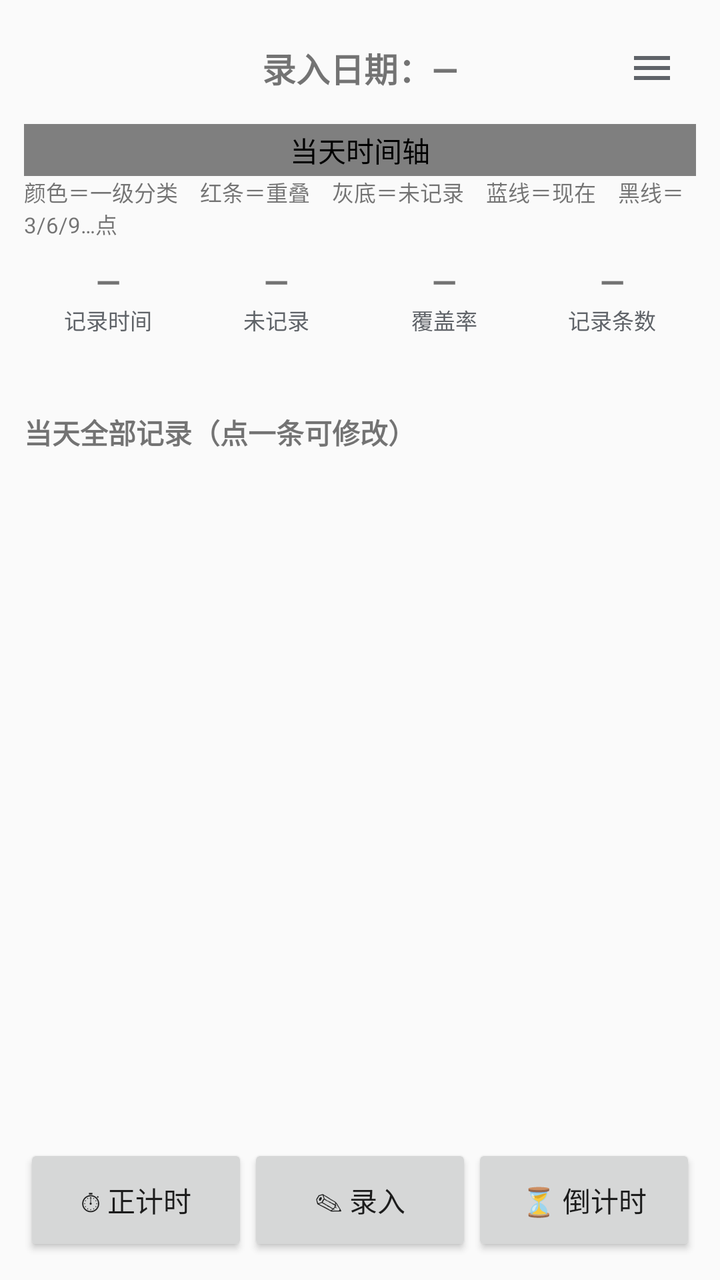
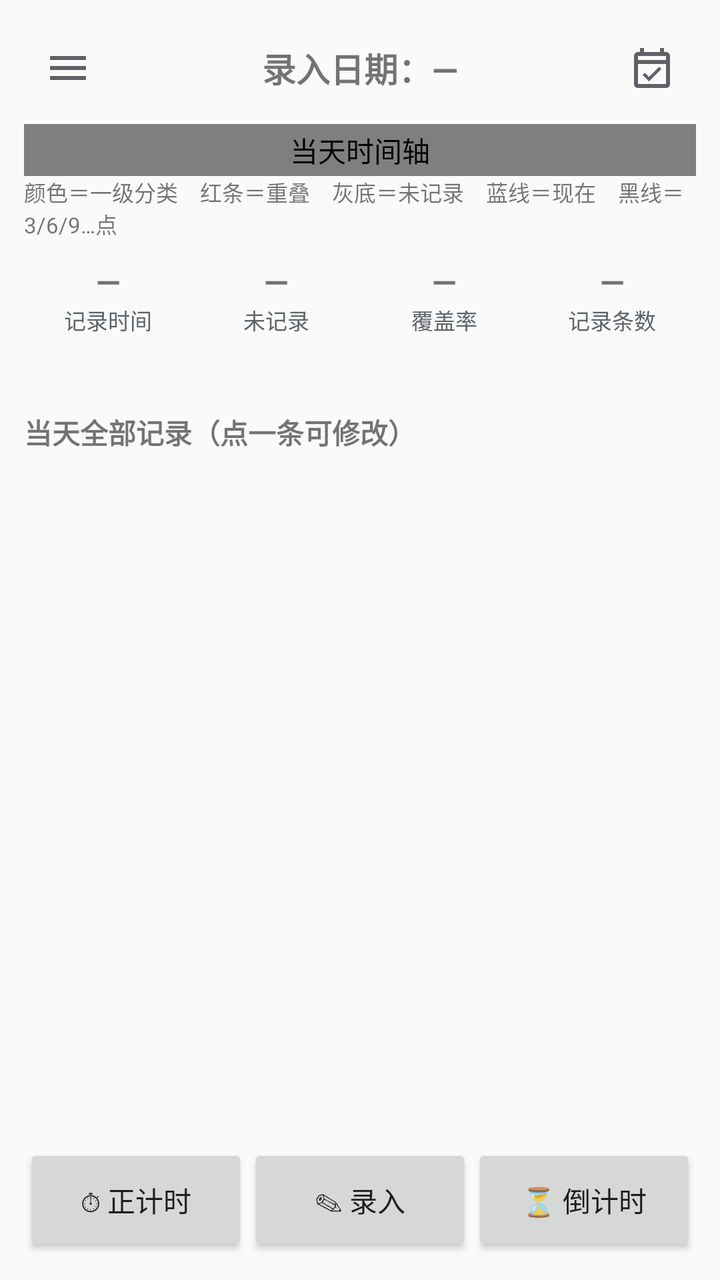

Compare the two renders of this Android layout. The source of the first and the diff that turns it into the second are given below.
<!-- AndroidManifest.xml: application theme AppTheme -->
<!-- res/layout/activity_main.xml -->
<?xml version="1.0" encoding="utf-8"?>
<FrameLayout xmlns:android="http://schemas.android.com/apk/res/android"
    android:layout_width="match_parent"
    android:layout_height="match_parent">

    
    <LinearLayout
        android:layout_width="match_parent"
        android:layout_height="match_parent"
        android:orientation="vertical"
        android:padding="12dp">

        
        <FrameLayout
            android:layout_width="match_parent"
            android:layout_height="wrap_content">

            <TextView
                android:id="@+id/tvStatsDate"
                android:layout_width="wrap_content"
                android:layout_height="wrap_content"
                android:layout_gravity="center"
                android:background="?attr/selectableItemBackground"
                android:clickable="true"
                android:focusable="true"
                android:paddingStart="8dp"
                android:paddingTop="6dp"
                android:paddingEnd="8dp"
                android:paddingBottom="6dp"
                android:text="录入日期：—"
                android:textSize="17sp"
                android:textStyle="bold" />

            <ImageButton
                android:id="@+id/btnSettings"
                android:layout_width="44dp"
                android:layout_height="44dp"
                android:layout_gravity="end|center_vertical"
                android:background="?attr/selectableItemBackgroundBorderless"
                android:contentDescription="设置"
                android:padding="10dp"
                android:src="@drawable/ic_settings" />
        </FrameLayout>

        
        <FrameLayout
            android:id="@+id/contentFrame"
            android:layout_width="match_parent"
            android:layout_height="0dp"
            android:layout_weight="1">

            
            <LinearLayout
                android:id="@+id/neighborPage"
                android:layout_width="match_parent"
                android:layout_height="match_parent"
                android:orientation="vertical"
                android:background="?android:attr/windowBackground"
                android:visibility="gone"
                android:paddingTop="0dp">

                
                <TextView
                    android:id="@+id/tvNeighborDate"
                    android:layout_width="match_parent"
                    android:layout_height="wrap_content"
                    android:gravity="center"
                    android:paddingBottom="4dp"
                    android:textSize="15sp"
                    android:textStyle="bold"
                    android:visibility="gone" />

                <com.example.timelog.ui.TimelineView
                    android:id="@+id/neighborTimeline"
                    android:layout_width="match_parent"
                    android:layout_height="26dp"
                    android:layout_marginTop="6dp" />

                <TextView
                    android:id="@+id/tvNeighborRecords"
                    android:layout_width="match_parent"
                    android:layout_height="wrap_content"
                    android:paddingStart="12dp"
                    android:paddingEnd="12dp"
                    android:paddingTop="10dp"
                    android:textSize="13sp"
                    android:lineSpacingExtra="4dp" />
            </LinearLayout>

            <ScrollView
                android:id="@+id/contentScroll"
                android:layout_width="match_parent"
                android:layout_height="match_parent"
                android:fillViewport="true">

            
            <LinearLayout
                android:id="@+id/contentRoot"
                android:layout_width="match_parent"
                android:layout_height="wrap_content"
                android:background="?android:attr/windowBackground"
                android:orientation="vertical">

                
                
                <com.example.timelog.ui.TimelineView
                    android:id="@+id/timeline"
                    android:layout_width="match_parent"
                    android:layout_height="26dp"
                    android:layout_marginTop="6dp"
                    android:contentDescription="当天时间轴" />

                <TextView
                    android:id="@+id/tvTimelineLegend"
                    android:layout_width="match_parent"
                    android:layout_height="wrap_content"
                    android:paddingBottom="2dp"
                    android:text="颜色＝一级分类　红条＝重叠　灰底＝未记录　蓝线＝现在　黑线＝3/6/9…点"
                    android:textSize="11sp" />

                
                <LinearLayout
                    android:layout_width="match_parent"
                    android:layout_height="wrap_content"
                    android:layout_marginTop="8dp"
                    android:baselineAligned="false"
                    android:orientation="horizontal">

                    <LinearLayout
                        android:layout_width="0dp"
                        android:layout_height="wrap_content"
                        android:layout_weight="1"
                        android:orientation="vertical">

                        <TextView
                            android:id="@+id/tvStatRecord"
                            android:layout_width="match_parent"
                            android:layout_height="wrap_content"
                            android:gravity="center"
                            android:text="—"
                            android:textSize="16sp"
                            android:textStyle="bold" />

                        <TextView
                            android:layout_width="match_parent"
                            android:layout_height="wrap_content"
                            android:gravity="center"
                            android:text="记录时间"
                            android:textColor="#5F6368"
                            android:textSize="11sp" />
                    </LinearLayout>

                    <LinearLayout
                        android:layout_width="0dp"
                        android:layout_height="wrap_content"
                        android:layout_weight="1"
                        android:orientation="vertical">

                        <TextView
                            android:id="@+id/tvStatUnrecorded"
                            android:layout_width="match_parent"
                            android:layout_height="wrap_content"
                            android:gravity="center"
                            android:text="—"
                            android:textSize="16sp"
                            android:textStyle="bold" />

                        <TextView
                            android:layout_width="match_parent"
                            android:layout_height="wrap_content"
                            android:gravity="center"
                            android:text="未记录"
                            android:textColor="#5F6368"
                            android:textSize="11sp" />
                    </LinearLayout>

                    <LinearLayout
                        android:layout_width="0dp"
                        android:layout_height="wrap_content"
                        android:layout_weight="1"
                        android:orientation="vertical">

                        <TextView
                            android:id="@+id/tvStatCoverage"
                            android:layout_width="match_parent"
                            android:layout_height="wrap_content"
                            android:gravity="center"
                            android:text="—"
                            android:textSize="16sp"
                            android:textStyle="bold" />

                        <TextView
                            android:layout_width="match_parent"
                            android:layout_height="wrap_content"
                            android:gravity="center"
                            android:text="覆盖率"
                            android:textColor="#5F6368"
                            android:textSize="11sp" />
                    </LinearLayout>

                    <LinearLayout
                        android:layout_width="0dp"
                        android:layout_height="wrap_content"
                        android:layout_weight="1"
                        android:orientation="vertical">

                        <TextView
                            android:id="@+id/tvStatCount"
                            android:layout_width="match_parent"
                            android:layout_height="wrap_content"
                            android:gravity="center"
                            android:text="—"
                            android:textSize="16sp"
                            android:textStyle="bold" />

                        <TextView
                            android:layout_width="match_parent"
                            android:layout_height="wrap_content"
                            android:gravity="center"
                            android:text="记录条数"
                            android:textColor="#5F6368"
                            android:textSize="11sp" />
                    </LinearLayout>
                </LinearLayout>

                
                <TextView
                    android:id="@+id/tvLevel1"
                    android:layout_width="match_parent"
                    android:layout_height="wrap_content"
                    android:paddingTop="8dp"
                    android:text=""
                    android:textIsSelectable="true"
                    android:textSize="13sp" />

                
                <TextView
                    android:id="@+id/tvWarnings"
                    android:layout_width="match_parent"
                    android:layout_height="wrap_content"
                    android:paddingTop="6dp"
                    android:visibility="gone"
                    android:textIsSelectable="true"
                    android:textSize="12sp" />

                <TextView
                    android:id="@+id/tvRecordsTitle"
                    android:layout_width="match_parent"
                    android:layout_height="wrap_content"
                    android:paddingTop="12dp"
                    android:text="当天全部记录（点一条可修改）"
                    android:textSize="14sp"
                    android:textStyle="bold" />

                
                <LinearLayout
                    android:id="@+id/recordsContainer"
                    android:layout_width="match_parent"
                    android:layout_height="wrap_content"
                    android:orientation="vertical"
                    android:paddingTop="4dp" />

                <TextView
                    android:id="@+id/tvCheckTitle"
                    android:layout_width="match_parent"
                    android:layout_height="wrap_content"
                    android:paddingTop="14dp"
                    android:text="重叠校验"
                    android:textSize="14sp"
                    android:textStyle="bold"
                    android:visibility="gone" />

                <TextView
                    android:id="@+id/tvCheck"
                    android:layout_width="match_parent"
                    android:layout_height="wrap_content"
                    android:paddingTop="4dp"
                    android:text=""
                    android:textIsSelectable="true"
                    android:textSize="13sp"
                    android:visibility="gone" />
            </LinearLayout>
            </ScrollView>
        </FrameLayout>

        
        <LinearLayout
            android:layout_width="match_parent"
            android:layout_height="wrap_content"
            android:orientation="horizontal"
            android:paddingTop="8dp">

            <Button
                android:id="@+id/btnStopwatch"
                android:layout_width="0dp"
                android:layout_height="56dp"
                android:layout_weight="1"
                android:text="⏱ 正计时" />

            <Button
                android:id="@+id/btnInput"
                android:layout_width="0dp"
                android:layout_height="56dp"
                android:layout_weight="1"
                android:text="✎ 录入" />

            <Button
                android:id="@+id/btnCountdown"
                android:layout_width="0dp"
                android:layout_height="56dp"
                android:layout_weight="1"
                android:text="⏳ 倒计时" />
        </LinearLayout>
    </LinearLayout>

    
    <View
        android:id="@+id/sheetDim"
        android:layout_width="match_parent"
        android:layout_height="match_parent"
        android:background="#66000000"
        android:visibility="gone" />

    <LinearLayout
        android:id="@+id/inputSheet"
        android:layout_width="match_parent"
        android:layout_height="wrap_content"
        android:layout_gravity="bottom"
        android:background="#FFFFFFFF"
        android:orientation="vertical"
        android:visibility="gone">

        
        <LinearLayout
            android:id="@+id/sheetHandle"
            android:layout_width="match_parent"
            android:layout_height="44dp"
            android:gravity="center_vertical"
            android:orientation="horizontal">

            <TextView
                android:id="@+id/tvSheetTitle"
                android:layout_width="0dp"
                android:layout_height="wrap_content"
                android:layout_weight="1"
                android:paddingStart="16dp"
                android:text="录入（下滑或点「返回」退出）"
                android:textSize="13sp"
                android:textStyle="bold" />

            <Button
                android:id="@+id/btnHideSheet"
                android:layout_width="64dp"
                android:layout_height="wrap_content"
                android:text="返回"
                android:textSize="12sp" />
        </LinearLayout>

        <ScrollView
            android:id="@+id/sheetScroll"
            android:layout_width="match_parent"
            android:layout_height="0dp"
            android:layout_weight="1"
            android:fillViewport="true">

            <LinearLayout
                android:layout_width="match_parent"
                android:layout_height="wrap_content"
                android:orientation="vertical"
                android:paddingStart="16dp"
                android:paddingEnd="16dp"
                android:paddingBottom="16dp">

                <LinearLayout
                    android:layout_width="match_parent"
                    android:layout_height="wrap_content"
                    android:orientation="horizontal">

                    <EditText
                        android:id="@+id/etDate"
                        android:layout_width="0dp"
                        android:layout_height="wrap_content"
                        android:layout_weight="1"
                        android:hint="日期 YYYY-MM-DD"
                        android:inputType="date" />

                    <Button
                        android:id="@+id/btnToday"
                        android:layout_width="wrap_content"
                        android:layout_height="wrap_content"
                        android:text="今天" />

                    <Button
                        android:id="@+id/btnGoDate"
                        android:layout_width="wrap_content"
                        android:layout_height="wrap_content"
                        android:text="查看" />
                </LinearLayout>

                <LinearLayout
                    android:layout_width="match_parent"
                    android:layout_height="wrap_content"
                    android:orientation="horizontal">

                    <EditText
                        android:id="@+id/etStart"
                        android:layout_width="0dp"
                        android:layout_height="wrap_content"
                        android:layout_weight="1"
                        android:hint="开始 09:00"
                        android:inputType="time" />

                    <Button
                        android:id="@+id/btnNowStart"
                        android:layout_width="wrap_content"
                        android:layout_height="wrap_content"
                        android:text="现在" />

                    <EditText
                        android:id="@+id/etEnd"
                        android:layout_width="0dp"
                        android:layout_height="wrap_content"
                        android:layout_weight="1"
                        android:hint="结束 10:30"
                        android:inputType="time" />

                    <Button
                        android:id="@+id/btnNowEnd"
                        android:layout_width="wrap_content"
                        android:layout_height="wrap_content"
                        android:text="现在" />
                </LinearLayout>

                
                <LinearLayout
                    android:layout_width="match_parent"
                    android:layout_height="wrap_content"
                    android:orientation="horizontal">

                    <Button
                        android:id="@+id/btnRoundStart"
                        android:layout_width="0dp"
                        android:layout_height="wrap_content"
                        android:layout_weight="1"
                        android:text="开始整点"
                        android:textSize="11sp" />

                    <Button
                        android:id="@+id/btnRoundEnd"
                        android:layout_width="0dp"
                        android:layout_height="wrap_content"
                        android:layout_weight="1"
                        android:text="结束整点"
                        android:textSize="11sp" />

                    <Button
                        android:id="@+id/btnHalfEnd"
                        android:layout_width="0dp"
                        android:layout_height="wrap_content"
                        android:layout_weight="1"
                        android:text="结束半点"
                        android:textSize="11sp" />

                    <Button
                        android:id="@+id/btnClearTime"
                        android:layout_width="0dp"
                        android:layout_height="wrap_content"
                        android:layout_weight="1"
                        android:text="清空"
                        android:textSize="11sp" />
                </LinearLayout>

                <EditText
                    android:id="@+id/etL1"
                    android:layout_width="match_parent"
                    android:layout_height="wrap_content"
                    android:hint="一级分类（如 家务）"
                    android:inputType="text" />

                <HorizontalScrollView
                    android:layout_width="match_parent"
                    android:layout_height="wrap_content"
                    android:scrollbars="none">

                    <LinearLayout
                        android:id="@+id/l1CandidatesRow"
                        android:layout_width="wrap_content"
                        android:layout_height="wrap_content"
                        android:orientation="horizontal" />
                </HorizontalScrollView>

                <EditText
                    android:id="@+id/etL2"
                    android:layout_width="match_parent"
                    android:layout_height="wrap_content"
                    android:hint="二级分类（如 做饭，可留空）"
                    android:inputType="text" />

                <HorizontalScrollView
                    android:layout_width="match_parent"
                    android:layout_height="wrap_content"
                    android:scrollbars="none">

                    <LinearLayout
                        android:id="@+id/l2CandidatesRow"
                        android:layout_width="wrap_content"
                        android:layout_height="wrap_content"
                        android:orientation="horizontal" />
                </HorizontalScrollView>

                <EditText
                    android:id="@+id/etTitle"
                    android:layout_width="match_parent"
                    android:layout_height="wrap_content"
                    android:hint="事项（如 早餐，可留空）"
                    android:inputType="text" />

                <EditText
                    android:id="@+id/etLinks"
                    android:layout_width="match_parent"
                    android:layout_height="wrap_content"
                    android:hint="双链（空格分隔，如 地点 张老师）"
                    android:inputType="text" />

                <HorizontalScrollView
                    android:layout_width="match_parent"
                    android:layout_height="wrap_content"
                    android:scrollbars="none">

                    <LinearLayout
                        android:id="@+id/linkCandidatesRow"
                        android:layout_width="wrap_content"
                        android:layout_height="wrap_content"
                        android:orientation="horizontal" />
                </HorizontalScrollView>

                <EditText
                    android:id="@+id/etNote"
                    android:layout_width="match_parent"
                    android:layout_height="wrap_content"
                    android:hint="备注（可留空）"
                    android:inputType="textMultiLine"
                    android:maxLines="2" />

                <Button
                    android:id="@+id/btnSave"
                    android:layout_width="match_parent"
                    android:layout_height="wrap_content"
                    android:text="校验并追加到当天 md" />

                
                <Button
                    android:id="@+id/btnSheetDelete"
                    android:layout_width="match_parent"
                    android:layout_height="wrap_content"
                    android:text="删除这条记录"
                    android:textColor="#C5221F"
                    android:visibility="gone" />

                <CheckBox
                    android:id="@+id/cbContinue"
                    android:layout_width="match_parent"
                    android:layout_height="wrap_content"
                    android:text="保存后继续录下一段（开始时间接上一段）"
                    android:textSize="12sp" />

                <TextView
                    android:id="@+id/tvPreview"
                    android:layout_width="match_parent"
                    android:layout_height="wrap_content"
                    android:paddingTop="6dp"
                    android:text="预览会显示在这里"
                    android:textIsSelectable="true"
                    android:textSize="12sp"
                    android:typeface="monospace" />
            </LinearLayout>
        </ScrollView>
    </LinearLayout>
</FrameLayout>
<!-- resources referenced by this layout -->
<resources>
  <!-- drawable ic_settings (drawable) -->
  <?xml version="1.0" encoding="utf-8"?>
  <vector xmlns:android="http://schemas.android.com/apk/res/android"
      android:width="24dp"
      android:height="24dp"
      android:viewportWidth="24"
      android:viewportHeight="24">
      <path
          android:fillColor="#5F6368"
          android:pathData="M3,6h18v2H3zM3,11h18v2H3zM3,16h18v2H3z" />
  </vector>
  <style name="AppTheme" parent="Theme.AppCompat.Light.NoActionBar">
          <item name="colorPrimary">#185FA5</item>
          <item name="colorPrimaryDark">#0C447C</item>
          <item name="colorAccent">#185FA5</item>
      </style>
</resources>

<!-- the commit's change to res/layout/activity_main.xml (unified diff, before → after) -->
@@ -14,6 +14,16 @@
         <FrameLayout
             android:layout_width="match_parent"
             android:layout_height="wrap_content">
+
+            <ImageButton
+                android:id="@+id/btnSettings"
+                android:layout_width="44dp"
+                android:layout_height="44dp"
+                android:layout_gravity="start|center_vertical"
+                android:background="?attr/selectableItemBackgroundBorderless"
+                android:contentDescription="设置"
+                android:padding="10dp"
+                android:src="@drawable/ic_settings" />
 
             <TextView
                 android:id="@+id/tvStatsDate"
@@ -32,14 +42,14 @@
                 android:textStyle="bold" />
 
             <ImageButton
-                android:id="@+id/btnSettings"
+                android:id="@+id/btnBackToday"
                 android:layout_width="44dp"
                 android:layout_height="44dp"
                 android:layout_gravity="end|center_vertical"
                 android:background="?attr/selectableItemBackgroundBorderless"
-                android:contentDescription="设置"
+                android:contentDescription="回到今天"
                 android:padding="10dp"
-                android:src="@drawable/ic_settings" />
+                android:src="@drawable/ic_today" />
         </FrameLayout>
 
         
<!-- resource entries referenced after the edit -->
@@ -11,6 +11,20 @@
           android:fillColor="#5F6368"
           android:pathData="M3,6h18v2H3zM3,11h18v2H3zM3,16h18v2H3z" />
   </vector>
+  <!-- drawable ic_today (drawable) -->
+  <?xml version="1.0" encoding="utf-8"?>
+  <vector xmlns:android="http://schemas.android.com/apk/res/android"
+      android:width="24dp"
+      android:height="24dp"
+      android:viewportWidth="24"
+      android:viewportHeight="24">
+      <path
+          android:fillColor="#5F6368"
+          android:pathData="M19,4h-1V2h-2v2H8V2H6v2H5c-1.11,0 -1.99,0.9 -1.99,2L3,20c0,1.1 0.89,2 2,2h14c1.1,0 2,-0.9 2,-2V6c0,-1.1 -0.9,-2 -2,-2zM19,20H5V10h14v10zM5,8V6h14v2H5z" />
+      <path
+          android:fillColor="#5F6368"
+          android:pathData="M10.5,16.5l-2.1,-2.1 -1.1,1.1 3.2,3.2 6.2,-6.2 -1.1,-1.1z" />
+  </vector>
   <style name="AppTheme" parent="Theme.AppCompat.Light.NoActionBar">
           <item name="colorPrimary">#185FA5</item>
           <item name="colorPrimaryDark">#0C447C</item>
